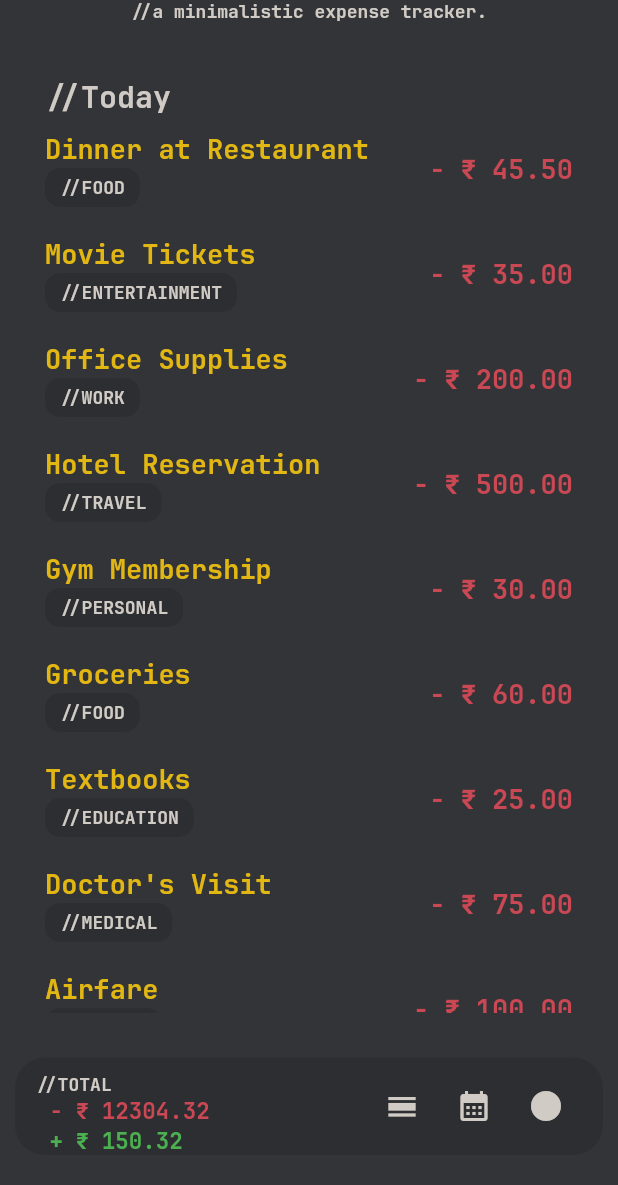
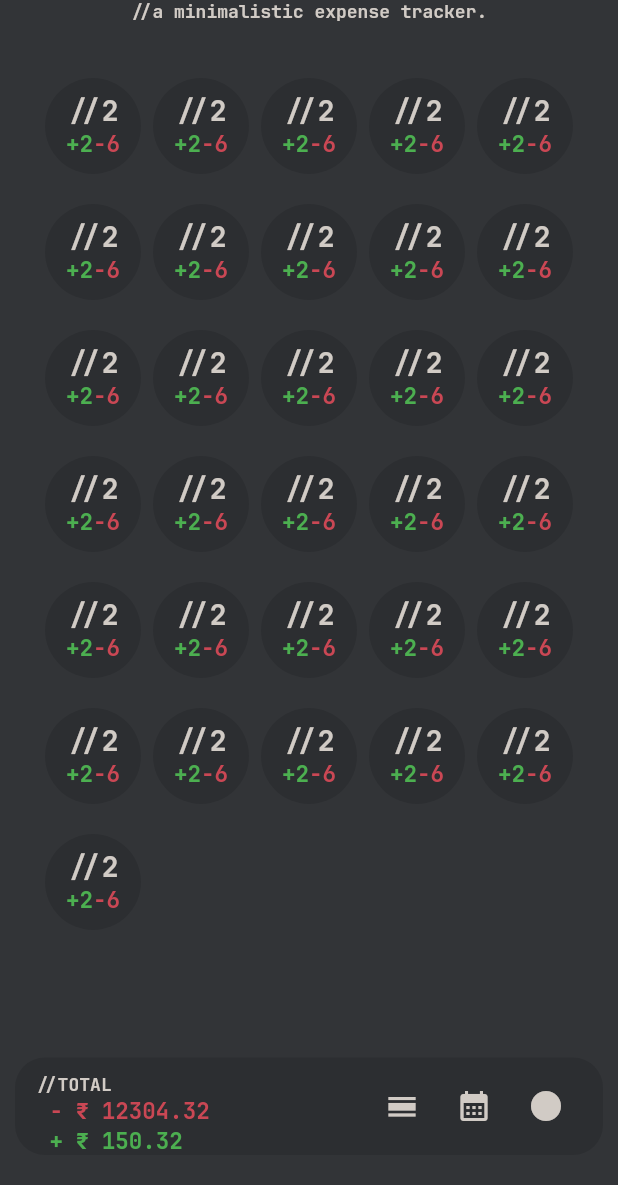
Before and after one commit to laggedskapari/outlay, a Flutter app: the screen it shows after launch, on a phone screen of 412 x 824 dp, the part 51-1236 px from its top. Run offline on Flutter 3.47's test engine with Material 2 defaults, Android fonts, the phone set to English and light mode, and no system bars; our stand-ins replace flutter_riverpod.

Commit message:
+ Month View and UI Changes

```diff
--- a/outlay/lib/outlay_theme.dart
+++ b/outlay/lib/outlay_theme.dart
@@ -69,4 +69,11 @@ class OutlayTheme {
       fontWeight: FontWeight.w700,
       fontFamily: 'JetBrainsMono'
   );
+
+  static const TextStyle monthlyCard = TextStyle(
+      color: secondaryColor,
+      fontSize: 19,
+      fontWeight: FontWeight.w700,
+      fontFamily: 'JetBrainsMono'
+  );
 }
--- a/outlay/lib/screens/home.dart
+++ b/outlay/lib/screens/home.dart
@@ -3,6 +3,7 @@ import 'package:flutter_riverpod/flutter_riverpod.dart';
 
 import 'package:outlay/outlay_theme.dart';
 import 'package:outlay/providers/outlays_provider.dart';
+import 'package:outlay/widgets/month_view.dart';
 import 'package:outlay/widgets/outlay_app_bar.dart';
 import 'package:outlay/widgets/day_view.dart';
 import 'package:outlay/widgets/utility_belt.dart';
@@ -20,17 +21,17 @@ class _HomeScreenState extends ConsumerState<HomeScreen> {
   @override
   Widget build(BuildContext context) {
     final outlays = ref.watch(outlayProvider);
-    return Scaffold(
+    return const Scaffold(
       backgroundColor: OutlayTheme.backgroundColor,
-      appBar: const OutlayAppBar(),
+      appBar: OutlayAppBar(),
       body: Column(
         children: [
           Expanded(
-            child: DayView(outlays: outlays),
+            child: MonthView(),
           )
         ],
       ),
-      bottomNavigationBar: const UtilityBelt(),
+      bottomNavigationBar: UtilityBelt(),
     );
   }
 }
--- /dev/null
+++ b/outlay/lib/widgets/month_view.dart
@@ -0,0 +1,54 @@
+import 'package:flutter/material.dart';
+import 'package:outlay/widgets/outlay_month_card.dart';
+
+class MonthView extends StatelessWidget {
+  const MonthView({ super.key });
+
+  @override
+  Widget build(BuildContext context) {
+    return Container(
+      padding: const EdgeInsets.all(30),
+      child: GridView(
+        gridDelegate: const SliverGridDelegateWithFixedCrossAxisCount(
+          crossAxisCount: 5,
+          childAspectRatio: 1,
+          crossAxisSpacing: 8,
+          mainAxisSpacing: 20,
+        ),
+        children: const [
+          OutlayMonthCard(),
+          OutlayMonthCard(),
+          OutlayMonthCard(),
+          OutlayMonthCard(),
+          OutlayMonthCard(),
+          OutlayMonthCard(),
+          OutlayMonthCard(),
+          OutlayMonthCard(),
+          OutlayMonthCard(),
+          OutlayMonthCard(),
+          OutlayMonthCard(),
+          OutlayMonthCard(),
+          OutlayMonthCard(),
+          OutlayMonthCard(),
+          OutlayMonthCard(),
+          OutlayMonthCard(),
+          OutlayMonthCard(),
+          OutlayMonthCard(),
+          OutlayMonthCard(),
+          OutlayMonthCard(),
+          OutlayMonthCard(),
+          OutlayMonthCard(),
+          OutlayMonthCard(),
+          OutlayMonthCard(),
+          OutlayMonthCard(),
+          OutlayMonthCard(),
+          OutlayMonthCard(),
+          OutlayMonthCard(),
+          OutlayMonthCard(),
+          OutlayMonthCard(),
+          OutlayMonthCard(),
+        ],
+      ),
+    );
+  }
+}
--- /dev/null
+++ b/outlay/lib/widgets/outlay_month_card.dart
@@ -0,0 +1,40 @@
+import 'package:flutter/material.dart';
+import 'package:outlay/outlay_theme.dart';
+
+class OutlayMonthCard extends StatelessWidget {
+  const OutlayMonthCard({super.key});
+
+  @override
+  Widget build(BuildContext context) {
+    return Container(
+      height: 10,
+      width: 10,
+      decoration: BoxDecoration(
+        color: OutlayTheme.darkBackgroundColor,
+        borderRadius: BorderRadius.circular(100),
+      ),
+      child: const Column(
+        mainAxisAlignment: MainAxisAlignment.center,
+        children: [
+          Text(
+            '//2',
+            style: OutlayTheme.monthlyCard,
+          ),
+          Row(
+            mainAxisAlignment: MainAxisAlignment.center,
+            children: [
+              Text(
+                '+2',
+                style: OutlayTheme.utilityCreditFont,
+              ),
+              Text(
+                '-6',
+                style: OutlayTheme.utilityDebitFont,
+              )
+            ],
+          )
+        ],
+      ),
+    );
+  }
+}
```
Also changed, not shown: outlay/lib/widgets/utility_belt.dart (line endings or trailing spaces).
